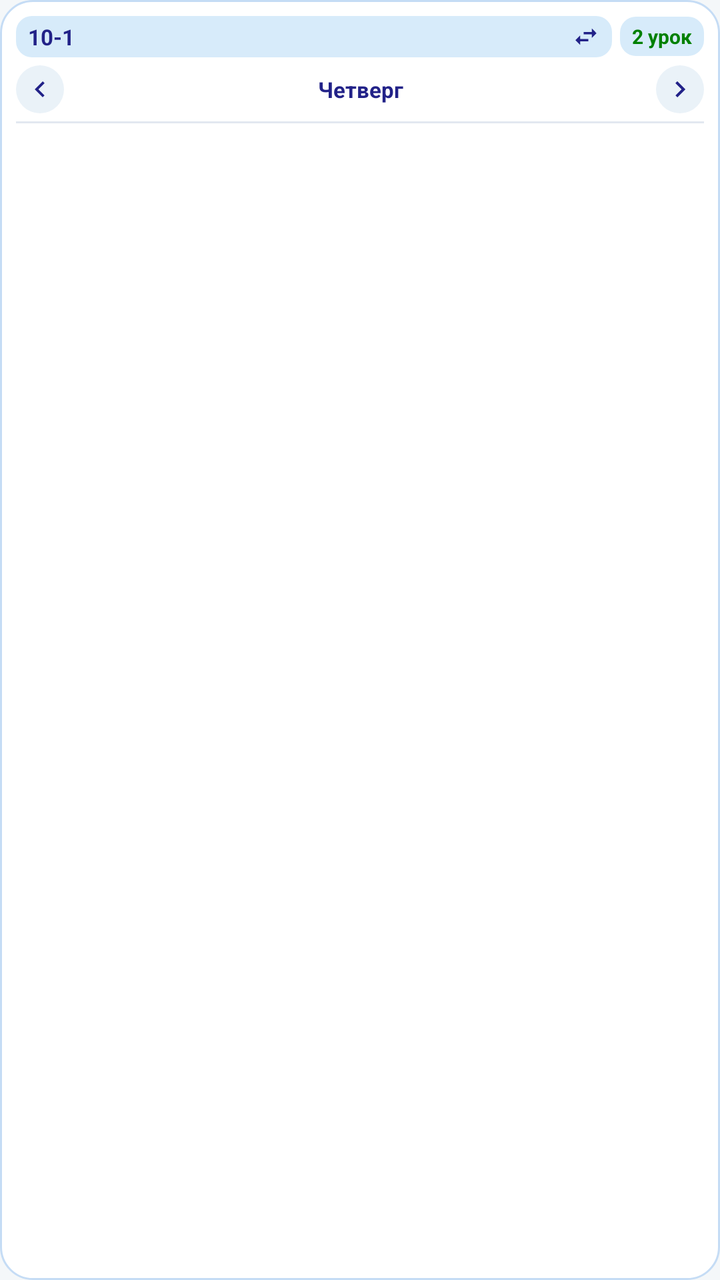
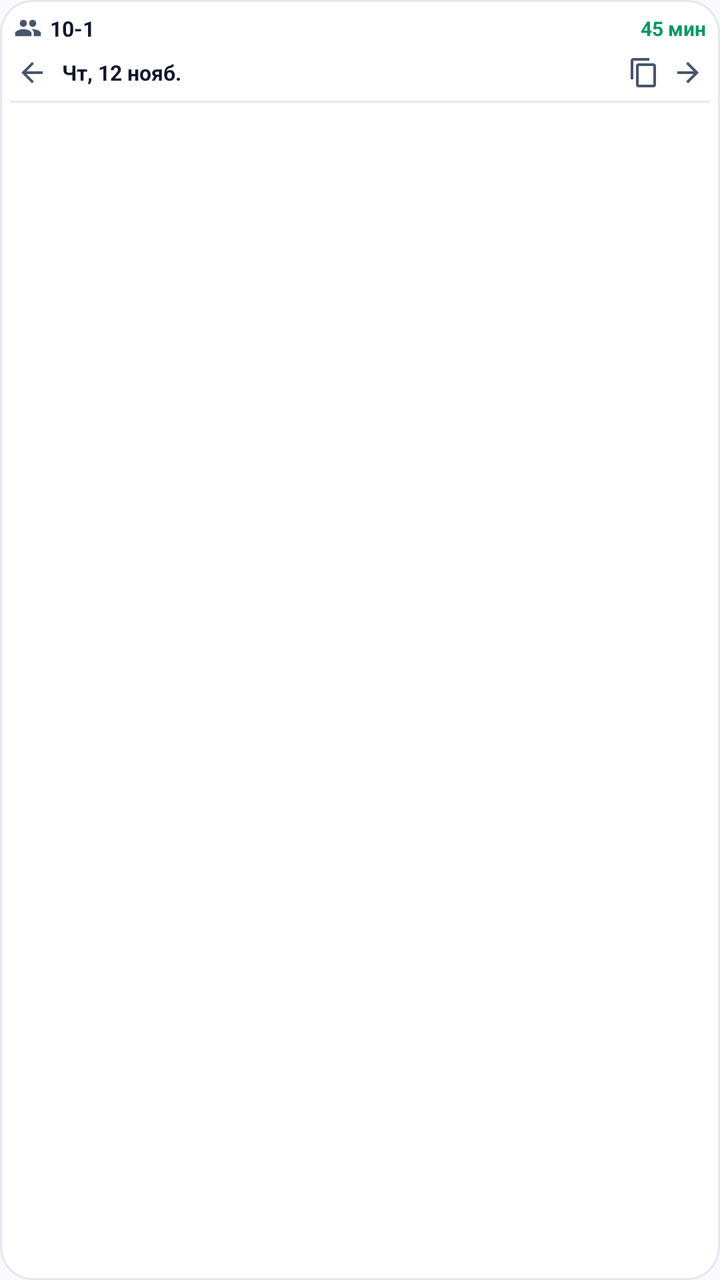

An Android layout rendered at two revisions. The XML below is the earlier revision; the diff shows what the commit changed to produce the second picture.
<!-- AndroidManifest.xml: application theme Theme.ScheduleXY -->
<!-- res/layout/widget_schedule_2x2.xml -->
<?xml version="1.0" encoding="utf-8"?>
<LinearLayout xmlns:android="http://schemas.android.com/apk/res/android"
    android:id="@+id/widget_container"
    android:layout_width="match_parent"
    android:layout_height="match_parent"
    android:background="@drawable/widget_background"
    android:orientation="vertical"
    android:padding="8dp">

    
    <LinearLayout
        android:layout_width="match_parent"
        android:layout_height="wrap_content"
        android:gravity="center_vertical"
        android:orientation="horizontal">

        <LinearLayout
            android:id="@+id/widget_btn_switch"
            android:layout_width="0dp"
            android:layout_height="wrap_content"
            android:layout_weight="1"
            android:background="@drawable/widget_badge_bg"
            android:clickable="true"
            android:focusable="true"
            android:gravity="center_vertical"
            android:paddingHorizontal="6dp"
            android:paddingVertical="3dp">

            <TextView
                android:id="@+id/widget_text_target"
                android:layout_width="0dp"
                android:layout_height="wrap_content"
                android:layout_weight="1"
                android:ellipsize="end"
                android:maxLines="1"
                android:text="10-1"
                android:textColor="#222288"
                android:textSize="11sp"
                android:textStyle="bold" />

            <ImageView
                android:layout_width="14dp"
                android:layout_height="14dp"
                android:layout_marginStart="2dp"
                android:src="@drawable/ic_swap" />
        </LinearLayout>

        <TextView
            android:id="@+id/widget_text_bell"
            android:layout_width="wrap_content"
            android:layout_height="wrap_content"
            android:layout_marginStart="4dp"
            android:background="@drawable/widget_badge_bg"
            android:ellipsize="end"
            android:maxLines="1"
            android:paddingHorizontal="6dp"
            android:paddingVertical="3dp"
            android:text="2 урок"
            android:textColor="#008000"
            android:textSize="10sp"
            android:textStyle="bold" />
    </LinearLayout>

    
    <LinearLayout
        android:layout_width="match_parent"
        android:layout_height="wrap_content"
        android:layout_marginTop="4dp"
        android:gravity="center_vertical"
        android:orientation="horizontal">

        <ImageView
            android:id="@+id/widget_btn_prev"
            android:layout_width="24dp"
            android:layout_height="24dp"
            android:background="@drawable/widget_btn_bg"
            android:clickable="true"
            android:focusable="true"
            android:padding="4dp"
            android:src="@drawable/ic_chevron_left" />

        <TextView
            android:id="@+id/widget_text_day"
            android:layout_width="0dp"
            android:layout_height="wrap_content"
            android:layout_weight="1"
            android:gravity="center"
            android:text="Четверг"
            android:textColor="#222288"
            android:textSize="11sp"
            android:textStyle="bold" />

        <ImageView
            android:id="@+id/widget_btn_next"
            android:layout_width="24dp"
            android:layout_height="24dp"
            android:background="@drawable/widget_btn_bg"
            android:clickable="true"
            android:focusable="true"
            android:padding="4dp"
            android:src="@drawable/ic_chevron_right" />
    </LinearLayout>

    
    <View
        android:layout_width="match_parent"
        android:layout_height="1dp"
        android:layout_marginVertical="4dp"
        android:background="#E2E8F0" />

    
    <FrameLayout
        android:layout_width="match_parent"
        android:layout_height="0dp"
        android:layout_weight="1">

        <ListView
            android:id="@+id/widget_lesson_list"
            android:layout_width="match_parent"
            android:layout_height="match_parent"
            android:divider="@null"
            android:dividerHeight="2dp"
            android:nestedScrollingEnabled="true"
            android:scrollbars="none" />

        <TextView
            android:id="@+id/widget_empty_text"
            android:layout_width="match_parent"
            android:layout_height="match_parent"
            android:gravity="center"
            android:text="Нет занятий"
            android:textColor="#888888"
            android:textSize="11sp"
            android:visibility="gone" />
    </FrameLayout>

</LinearLayout>
<!-- resources referenced by this layout -->
<resources>
  <!-- drawable ic_chevron_left (drawable) -->
  <vector xmlns:android="http://schemas.android.com/apk/res/android"
      android:width="24dp"
      android:height="24dp"
      android:viewportWidth="24"
      android:viewportHeight="24">
      <path
          android:fillColor="#222288"
          android:pathData="M15.41,7.41L14,6l-6,6 6,6 1.41,-1.41L10.83,12z" />
  </vector>
  <!-- drawable ic_chevron_right (drawable) -->
  <vector xmlns:android="http://schemas.android.com/apk/res/android"
      android:width="24dp"
      android:height="24dp"
      android:viewportWidth="24"
      android:viewportHeight="24">
      <path
          android:fillColor="#222288"
          android:pathData="M10,6L8.59,7.41 13.17,12l-4.58,4.59L10,18l6,-6z" />
  </vector>
  <!-- drawable ic_swap (drawable) -->
  <vector xmlns:android="http://schemas.android.com/apk/res/android"
      android:width="24dp"
      android:height="24dp"
      android:viewportWidth="24"
      android:viewportHeight="24">
      <path
          android:fillColor="#222288"
          android:pathData="M6.99,11L3,15l3.99,4v-3H14v-2H6.99v-3zM21,9l-3.99,-4v3H10v2h7.01v3L21,9z" />
  </vector>
  <!-- drawable widget_background (drawable) -->
  <?xml version="1.0" encoding="utf-8"?>
  <shape xmlns:android="http://schemas.android.com/apk/res/android"
      android:shape="rectangle">
      <corners android:radius="16dp" />
      <solid android:color="#FFFFFF" />
      <stroke
          android:width="1dp"
          android:color="#C5DCF5" />
  </shape>
  <!-- drawable widget_badge_bg (drawable) -->
  <?xml version="1.0" encoding="utf-8"?>
  <shape xmlns:android="http://schemas.android.com/apk/res/android"
      android:shape="rectangle">
      <corners android:radius="8dp" />
      <solid android:color="#D7EBFA" />
  </shape>
  <!-- drawable widget_btn_bg (drawable) -->
  <?xml version="1.0" encoding="utf-8"?>
  <shape xmlns:android="http://schemas.android.com/apk/res/android"
      android:shape="oval">
      <solid android:color="#EAF2F8" />
  </shape>
  <style name="Theme.ScheduleXY" parent="android:Theme.Material.Light.NoActionBar">
          <item name="android:statusBarColor">#D7EBFA</item>
          <item name="android:windowLightStatusBar">true</item>
          <item name="android:navigationBarColor">#FFFFFF</item>
          <item name="android:windowBackground">@color/nika_bg</item>
      </style>
  <color name="nika_bg">#F4F7F9</color>
</resources>

<!-- the commit's change to res/layout/widget_schedule_2x2.xml (unified diff, before → after) -->
@@ -5,7 +5,10 @@
     android:layout_height="match_parent"
     android:background="@drawable/widget_background"
     android:orientation="vertical"
-    android:padding="8dp">
+    android:paddingLeft="5dp"
+    android:paddingTop="5dp"
+    android:paddingRight="5dp"
+    android:paddingBottom="5dp">
 
     
     <LinearLayout
@@ -19,12 +22,20 @@
             android:layout_width="0dp"
             android:layout_height="wrap_content"
             android:layout_weight="1"
-            android:background="@drawable/widget_badge_bg"
-            android:clickable="true"
-            android:focusable="true"
+            android:background="@null"
             android:gravity="center_vertical"
-            android:paddingHorizontal="6dp"
-            android:paddingVertical="3dp">
+            android:paddingLeft="2dp"
+            android:paddingTop="2dp"
+            android:paddingRight="2dp"
+            android:paddingBottom="2dp">
+
+            <ImageView
+                android:id="@+id/widget_icon_target"
+                android:layout_width="14dp"
+                android:layout_height="14dp"
+                android:layout_marginRight="4dp"
+                android:contentDescription="@null"
+                android:src="@drawable/ic_widget_group" />
 
             <TextView
                 android:id="@+id/widget_text_target"
@@ -34,29 +45,24 @@
                 android:ellipsize="end"
                 android:maxLines="1"
                 android:text="10-1"
-                android:textColor="#222288"
-                android:textSize="11sp"
+                android:textColor="#0F172A"
+                android:textSize="10.5sp"
                 android:textStyle="bold" />
-
-            <ImageView
-                android:layout_width="14dp"
-                android:layout_height="14dp"
-                android:layout_marginStart="2dp"
-                android:src="@drawable/ic_swap" />
         </LinearLayout>
 
         <TextView
             android:id="@+id/widget_text_bell"
             android:layout_width="wrap_content"
             android:layout_height="wrap_content"
-            android:layout_marginStart="4dp"
-            android:background="@drawable/widget_badge_bg"
-            android:ellipsize="end"
+            android:layout_marginLeft="4dp"
+            android:background="@null"
             android:maxLines="1"
-            android:paddingHorizontal="6dp"
-            android:paddingVertical="3dp"
-            android:text="2 урок"
-            android:textColor="#008000"
+            android:paddingLeft="2dp"
+            android:paddingTop="2dp"
+            android:paddingRight="2dp"
+            android:paddingBottom="2dp"
+            android:text="45 мин"
+            android:textColor="#059669"
             android:textSize="10sp"
             android:textStyle="bold" />
     </LinearLayout>
@@ -65,48 +71,59 @@
     <LinearLayout
         android:layout_width="match_parent"
         android:layout_height="wrap_content"
-        android:layout_marginTop="4dp"
+        android:layout_marginTop="2dp"
         android:gravity="center_vertical"
         android:orientation="horizontal">
 
         <ImageView
             android:id="@+id/widget_btn_prev"
-            android:layout_width="24dp"
-            android:layout_height="24dp"
-            android:background="@drawable/widget_btn_bg"
-            android:clickable="true"
-            android:focusable="true"
-            android:padding="4dp"
-            android:src="@drawable/ic_chevron_left" />
+            android:layout_width="22dp"
+            android:layout_height="22dp"
+            android:background="@null"
+            android:padding="3dp"
+            android:src="@drawable/ic_widget_arrow_back"
+            android:contentDescription="Предыдущий день" />
 
         <TextView
             android:id="@+id/widget_text_day"
             android:layout_width="0dp"
             android:layout_height="wrap_content"
             android:layout_weight="1"
-            android:gravity="center"
-            android:text="Четверг"
-            android:textColor="#222288"
-            android:textSize="11sp"
+            android:layout_marginLeft="4dp"
+            android:gravity="start|center_vertical"
+            android:text="Чт, 12 нояб."
+            android:textColor="#0F172A"
+            android:textSize="10.5sp"
             android:textStyle="bold" />
 
         <ImageView
+            android:id="@+id/widget_btn_copy"
+            android:layout_width="22dp"
+            android:layout_height="22dp"
+            android:background="@null"
+            android:padding="3dp"
+            android:src="@drawable/ic_widget_copy"
+            android:contentDescription="Скопировать расписание" />
+
+        <ImageView
             android:id="@+id/widget_btn_next"
-            android:layout_width="24dp"
-            android:layout_height="24dp"
-            android:background="@drawable/widget_btn_bg"
-            android:clickable="true"
-            android:focusable="true"
-            android:padding="4dp"
-            android:src="@drawable/ic_chevron_right" />
+            android:layout_width="22dp"
+            android:layout_height="22dp"
+            android:background="@null"
+            android:padding="3dp"
+            android:src="@drawable/ic_widget_arrow_forward"
+            android:contentDescription="Следующий день" />
     </LinearLayout>
 
     
-    <View
+    <ImageView
+        android:id="@+id/widget_divider"
         android:layout_width="match_parent"
         android:layout_height="1dp"
-        android:layout_marginVertical="4dp"
-        android:background="#E2E8F0" />
+        android:layout_marginTop="3dp"
+        android:layout_marginBottom="2dp"
+        android:background="#E2E8F0"
+        android:contentDescription="@null" />
 
     
     <FrameLayout
@@ -119,18 +136,16 @@
             android:layout_width="match_parent"
             android:layout_height="match_parent"
             android:divider="@null"
-            android:dividerHeight="2dp"
-            android:nestedScrollingEnabled="true"
-            android:scrollbars="none" />
+            android:dividerHeight="0dp" />
 
         <TextView
             android:id="@+id/widget_empty_text"
             android:layout_width="match_parent"
             android:layout_height="match_parent"
             android:gravity="center"
-            android:text="Нет занятий"
-            android:textColor="#888888"
-            android:textSize="11sp"
+            android:text="В этот день уроков нет"
+            android:textColor="#AAAAAA"
+            android:textSize="10sp"
             android:visibility="gone" />
     </FrameLayout>
 
<!-- resource entries referenced after the edit -->
@@ -1,34 +1,46 @@
 <!-- resources referenced by this layout -->
 <resources>
-  <!-- drawable ic_chevron_left (drawable) -->
+  <!-- drawable ic_widget_arrow_back (drawable) -->
+  <vector xmlns:android="http://schemas.android.com/apk/res/android"
+      android:width="24dp"
+      android:height="24dp"
+      android:viewportWidth="24"
+      android:viewportHeight="24"
+      android:autoMirrored="true">
+      <path
+          android:fillColor="#475569"
+          android:pathData="M20,11H7.83l5.59,-5.59L12,4l-8,8 8,8 1.41,-1.41L7.83,13H20v-2z" />
+  </vector>
+  <!-- drawable ic_widget_arrow_forward (drawable) -->
+  <vector xmlns:android="http://schemas.android.com/apk/res/android"
+      android:width="24dp"
+      android:height="24dp"
+      android:viewportWidth="24"
+      android:viewportHeight="24"
+      android:autoMirrored="true">
+      <path
+          android:fillColor="#475569"
+          android:pathData="M12,4l-1.41,1.41L16.17,11H4v2h12.17l-5.58,5.59L12,20l8,-8z" />
+  </vector>
+  <!-- drawable ic_widget_copy (drawable) -->
   <vector xmlns:android="http://schemas.android.com/apk/res/android"
       android:width="24dp"
       android:height="24dp"
       android:viewportWidth="24"
       android:viewportHeight="24">
       <path
-          android:fillColor="#222288"
-          android:pathData="M15.41,7.41L14,6l-6,6 6,6 1.41,-1.41L10.83,12z" />
+          android:fillColor="#475569"
+          android:pathData="M16,1H4c-1.1,0 -2,0.9 -2,2v14h2V3h12V1zM19,5H8c-1.1,0 -2,0.9 -2,2v14c0,1.1 0.9,2 2,2h11c1.1,0 2,-0.9 2,-2V7c0,-1.1 -0.9,-2 -2,-2zM19,21H8V7h11v14z" />
   </vector>
-  <!-- drawable ic_chevron_right (drawable) -->
+  <!-- drawable ic_widget_group (drawable) -->
   <vector xmlns:android="http://schemas.android.com/apk/res/android"
       android:width="24dp"
       android:height="24dp"
       android:viewportWidth="24"
       android:viewportHeight="24">
       <path
-          android:fillColor="#222288"
-          android:pathData="M10,6L8.59,7.41 13.17,12l-4.58,4.59L10,18l6,-6z" />
-  </vector>
-  <!-- drawable ic_swap (drawable) -->
-  <vector xmlns:android="http://schemas.android.com/apk/res/android"
-      android:width="24dp"
-      android:height="24dp"
-      android:viewportWidth="24"
-      android:viewportHeight="24">
-      <path
-          android:fillColor="#222288"
-          android:pathData="M6.99,11L3,15l3.99,4v-3H14v-2H6.99v-3zM21,9l-3.99,-4v3H10v2h7.01v3L21,9z" />
+          android:fillColor="#475569"
+          android:pathData="M16,11c1.66,0 2.99,-1.34 2.99,-3S17.66,5 16,5c-1.66,0 -3,1.34 -3,3s1.34,3 3,3zM8,11c1.66,0 2.99,-1.34 2.99,-3S9.66,5 8,5C6.34,5 5,6.34 5,8s1.34,3 3,3zM8,13c-2.33,0 -7,1.17 -7,3.5V19h14v-2.5c0,-2.33 -4.67,-3.5 -7,-3.5zM16,13c-0.29,0 -0.62,0.02 -0.97,0.05 1.16,0.84 1.97,1.97 1.97,3.45V19h6v-2.5c0,-2.33 -4.67,-3.5 -7,-3.5z" />
   </vector>
   <!-- drawable widget_background (drawable) -->
   <?xml version="1.0" encoding="utf-8"?>
@@ -38,27 +50,14 @@
       <solid android:color="#FFFFFF" />
       <stroke
           android:width="1dp"
-          android:color="#C5DCF5" />
-  </shape>
-  <!-- drawable widget_badge_bg (drawable) -->
-  <?xml version="1.0" encoding="utf-8"?>
-  <shape xmlns:android="http://schemas.android.com/apk/res/android"
-      android:shape="rectangle">
-      <corners android:radius="8dp" />
-      <solid android:color="#D7EBFA" />
-  </shape>
-  <!-- drawable widget_btn_bg (drawable) -->
-  <?xml version="1.0" encoding="utf-8"?>
-  <shape xmlns:android="http://schemas.android.com/apk/res/android"
-      android:shape="oval">
-      <solid android:color="#EAF2F8" />
+          android:color="#E2E8F0" />
   </shape>
   <style name="Theme.ScheduleXY" parent="android:Theme.Material.Light.NoActionBar">
-          <item name="android:statusBarColor">#D7EBFA</item>
+          <item name="android:statusBarColor">#F8FAFC</item>
           <item name="android:windowLightStatusBar">true</item>
           <item name="android:navigationBarColor">#FFFFFF</item>
           <item name="android:windowBackground">@color/nika_bg</item>
       </style>
-  <color name="nika_bg">#F4F7F9</color>
+  <color name="nika_bg">#F8FAFC</color>
 </resources>
 
